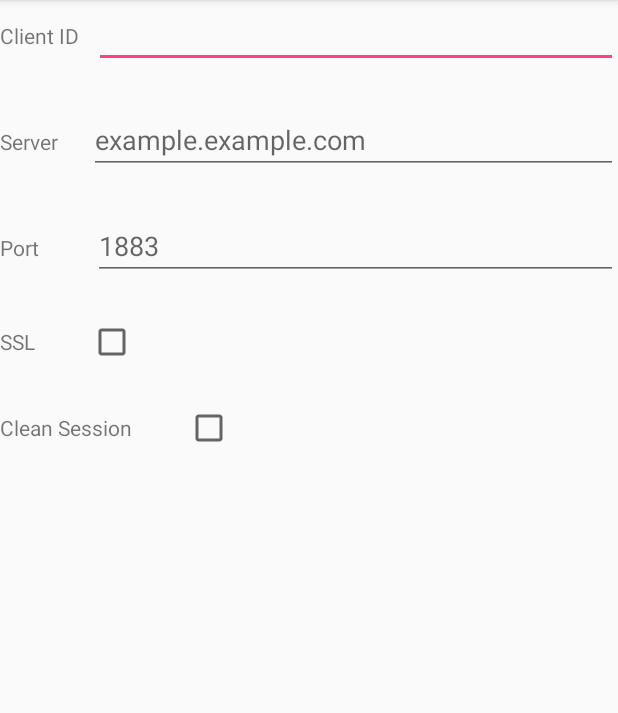
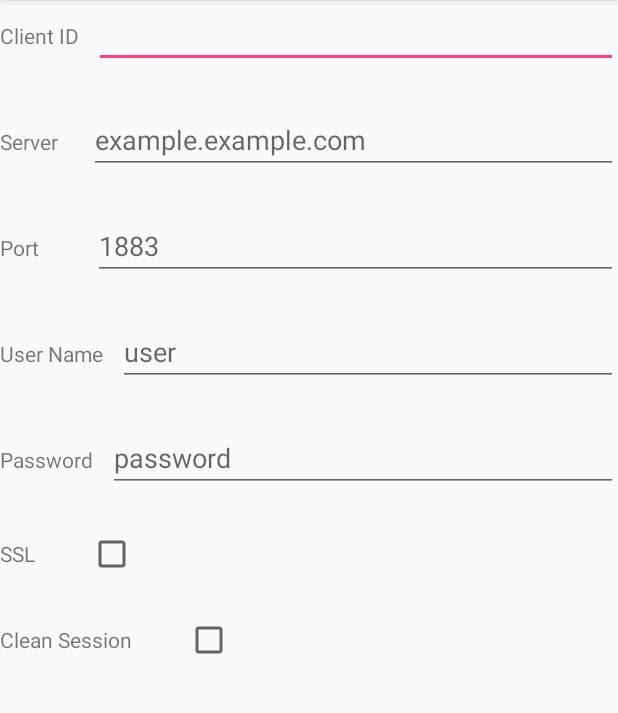
Before and after one commit to Ektoplasma/HomeDZ, an Android app: the NewConnection screen opened directly, with no data from a screen before it, on a phone screen of 412 x 824 dp, the part 84-797 px from its top. Run offline under Robolectric (Android 15) with nearby library versions, the phone set to English and light mode, and no system bars; libraries missing offline, so code that uses them is left out: org.eclipse.paho.

Commit message:
ajout champs username/password layout

```diff
--- a/app/src/main/res/layout/activity_new_connection.xml
+++ b/app/src/main/res/layout/activity_new_connection.xml
@@ -85,11 +85,59 @@ IBM Corp.
     </LinearLayout>
 
     <LinearLayout
+        android:id="@+id/usernameGroup"
+        android:layout_width="match_parent"
+        android:layout_height="wrap_content"
+        android:layout_marginTop="25dp"
+        android:layout_below="@id/portGroup" >
+
+        <TextView
+            android:id="@+id/usernameTextView"
+            android:layout_width="wrap_content"
+            android:layout_height="wrap_content"
+            android:layout_marginRight="10dip"
+            android:text="@string/uname" />
+
+        <EditText
+            android:id="@+id/username"
+            android:layout_width="0dip"
+            android:layout_height="wrap_content"
+            android:layout_weight="0.22"
+            android:ems="10"
+            android:inputType="text"
+            android:hint="@string/unameHint" />
+    </LinearLayout>
+
+    <LinearLayout
+        android:id="@+id/pasGroup"
+        android:layout_width="match_parent"
+        android:layout_height="wrap_content"
+        android:layout_marginTop="25dp"
+        android:layout_below="@id/usernameGroup" >
+
+        <TextView
+            android:id="@+id/pasView"
+            android:layout_width="wrap_content"
+            android:layout_height="wrap_content"
+            android:layout_marginRight="10dip"
+            android:text="@string/pass" />
+
+        <EditText
+            android:id="@+id/password"
+            android:layout_width="0dip"
+            android:layout_height="wrap_content"
+            android:layout_weight="0.22"
+            android:ems="10"
+            android:inputType="text"
+            android:hint="@string/passwordHint" />
+    </LinearLayout>
+
+    <LinearLayout
         android:id="@+id/sslGroup"
         android:layout_width="match_parent"
         android:layout_height="wrap_content"
         android:layout_marginTop="25dp"
-        android:layout_below="@id/portGroup" >
+        android:layout_below="@id/pasGroup" >
 
         <TextView
             android:id="@+id/sslTextView"
```
